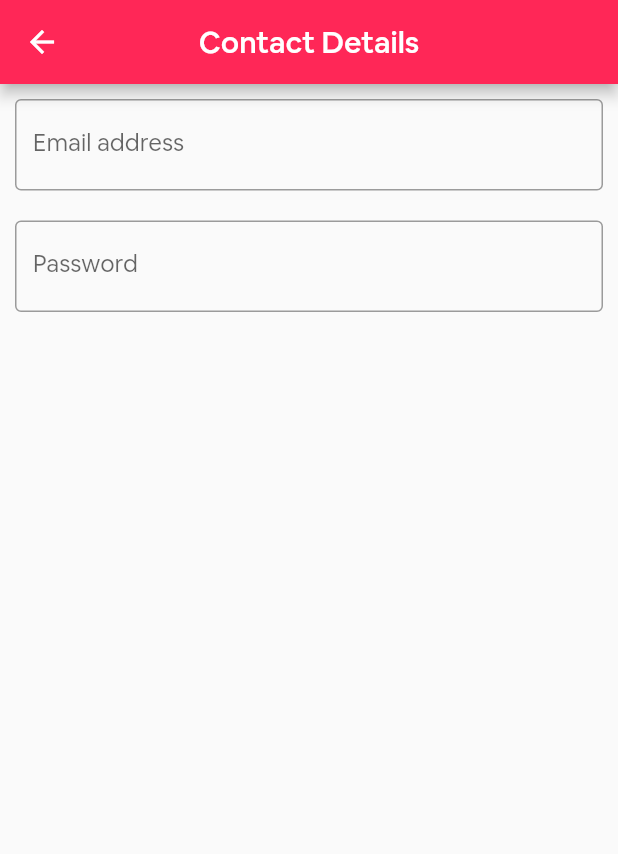
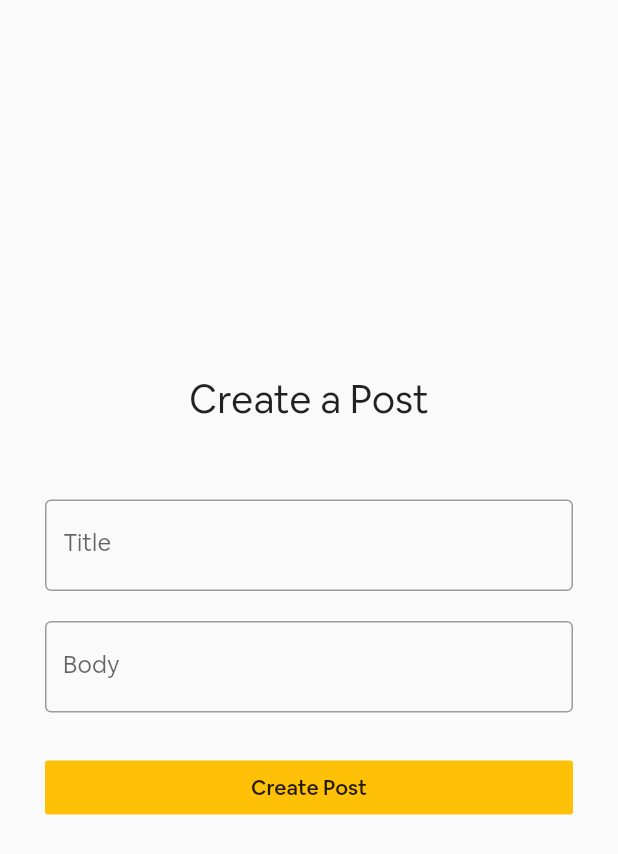
Before and after one commit to Kajabukama/demodom, a Flutter app: the screen it shows after launch, scrolled down 384 dp, after a tap on the "edit" icon, on a phone screen of 412 x 824 dp. Shown: the top 854 px of the screen. Run offline on Flutter 3.47's test engine with Material 2 defaults, Android fonts, the phone set to English and light mode, and no system bars; our stand-ins replace flutter_icons; project files that could hold a hidden picture were left out.

Commit message:
worked on create a post

```diff
--- a/lib/screens/PostDetail.dart
+++ b/lib/screens/PostDetail.dart
@@ -15,7 +15,7 @@ class PostDetails extends StatefulWidget {
 class _PostDetailsState extends State<PostDetails> {
   String url = "https://jsonplaceholder.typicode.com/posts";
   bool isloading = false;
-  Map<String, dynamic> details;
+  var postObject;
 
   _fetchById(id) async {
     setState(() {
@@ -24,8 +24,8 @@ class _PostDetailsState extends State<PostDetails> {
 
     final response = await http.get(url + "/" + id.toString());
     if (response.statusCode == 200) {
-      details = json.decode(response.body);
-      print(details);
+      postObject = json.decode(response.body);
+      print(postObject);
       setState(() {
         isloading = false;
       });
@@ -44,14 +44,16 @@ class _PostDetailsState extends State<PostDetails> {
   Widget build(BuildContext context) {
     return Scaffold(
       appBar: AppBar(
-        title: Text(details['title']),
+        title: Text(widget.post.title),
       ),
       body: isloading
           ? Center(
-              child: CircularProgressIndicator(),
+              child: CircularProgressIndicator(
+                backgroundColor: Colors.black12,
+              ),
             )
           : Center(
-              child: Text(details['body']),
+              child: Text(postObject['body']),
             ),
     );
   }
--- /dev/null
+++ b/lib/screens/create_post_screen.dart
@@ -0,0 +1,96 @@
+import 'package:flutter/material.dart';
+import 'package:http/http.dart' as http;
+
+class CreatePostScreen extends StatefulWidget {
+  @override
+  _CreatePostScreenState createState() => _CreatePostScreenState();
+}
+
+class _CreatePostScreenState extends State<CreatePostScreen> {
+  final _formKey = GlobalKey<FormState>();
+  String _title, _body;
+  int userId = 10;
+  String url = "https://jsonplaceholder.typicode.com/posts";
+  Map<String, String> headers = {"Content-type": "application/json"};
+
+  _onSubmit() async {
+    if (_formKey.currentState.validate()) {
+      _formKey.currentState.save();
+      String json =
+          '{"title":' + _title + ', "body":' + _body + ', "userId": 1}';
+      var response = await http.post(url, headers: headers, body: json);
+      if (response.statusCode == 200) {
+        print(response.body);
+      } else {
+        print("Sorry did not succeed");
+      }
+    }
+  }
+
+  @override
+  Widget build(BuildContext context) {
+    return Scaffold(
+      body: Center(
+        child: Column(
+          mainAxisAlignment: MainAxisAlignment.center,
+          crossAxisAlignment: CrossAxisAlignment.center,
+          children: <Widget>[
+            Padding(
+              padding: const EdgeInsets.only(bottom: 50.0),
+              child: Text(
+                "Create a Post",
+                style: TextStyle(fontSize: 26.0),
+              ),
+            ),
+            Form(
+              key: _formKey,
+              child: Column(
+                children: <Widget>[
+                  Padding(
+                    padding: EdgeInsets.symmetric(horizontal: 30.0),
+                    child: TextFormField(
+                      decoration: InputDecoration(
+                        border: OutlineInputBorder(),
+                        labelText: "Title",
+                        hintText: "Post title",
+                      ),
+                      validator: (input) =>
+                          input.isEmpty ? "Must not be empty" : null,
+                      onSaved: (input) => _title = input,
+                    ),
+                  ),
+                  SizedBox(
+                    height: 20.0,
+                  ),
+                  Padding(
+                    padding: EdgeInsets.symmetric(horizontal: 30.0),
+                    child: TextFormField(
+                      decoration: InputDecoration(
+                        border: OutlineInputBorder(),
+                        labelText: "Body",
+                        hintText: "Post body",
+                      ),
+                      validator: (input) =>
+                          input.isEmpty ? "Must not be empty" : null,
+                      onSaved: (input) => _body = input,
+                    ),
+                  ),
+                  Container(
+                    padding:
+                        EdgeInsets.symmetric(horizontal: 30.0, vertical: 26.0),
+                    width: MediaQuery.of(context).size.width,
+                    child: FlatButton(
+                      onPressed: _onSubmit,
+                      child: Text("Create Post"),
+                      color: Colors.amber,
+                    ),
+                  )
+                ],
+              ),
+            )
+          ],
+        ),
+      ),
+    );
+  }
+}
--- a/lib/screens/home_screen.dart
+++ b/lib/screens/home_screen.dart
@@ -1,6 +1,6 @@
 import 'package:demodom/models/users_model.dart';
-import 'package:demodom/screens/contact_screen.dart';
-import 'package:demodom/screens/news_screen.dart';
+import 'package:demodom/screens/create_post_screen.dart';
+// import 'package:demodom/screens/news_screen.dart';
 import 'package:demodom/screens/posts_screen.dart';
 import 'package:demodom/screens/registration_screen.dart';
 import 'package:flutter/material.dart';
@@ -23,7 +23,7 @@ class HomeScreen extends StatelessWidget {
             Navigator.push(
               context,
               MaterialPageRoute(
-                builder: (_) => ContactScreen(),
+                builder: (_) => CreatePostScreen(),
               ),
             );
           },
```
Also changed, not shown: 1 other file.
